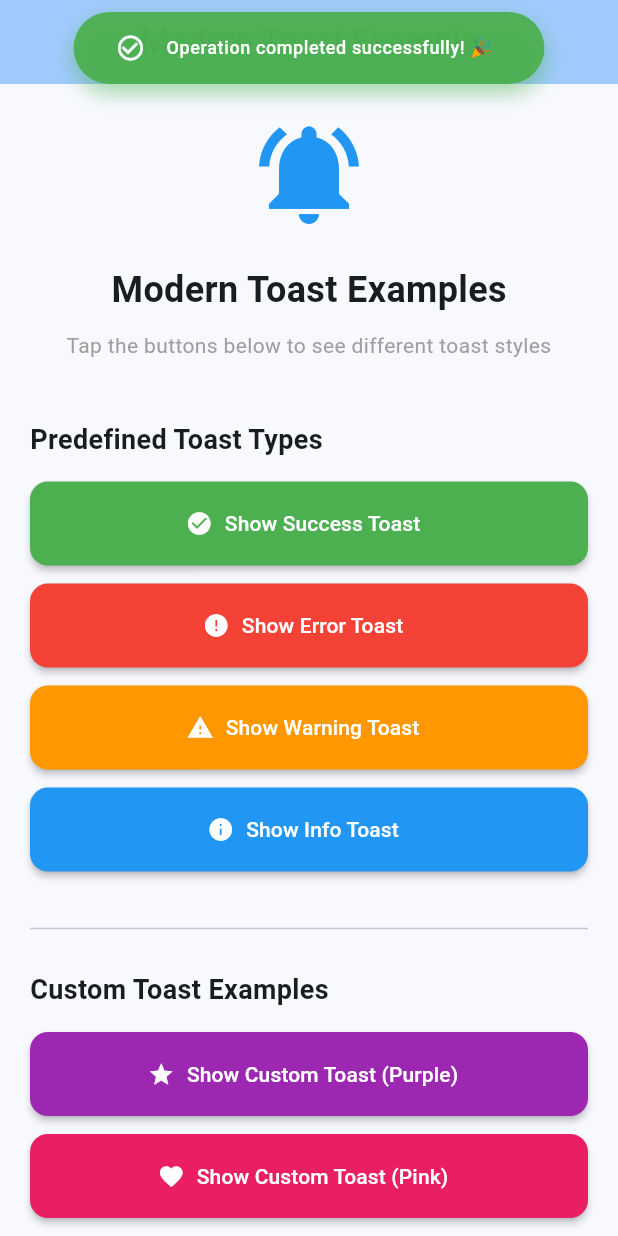
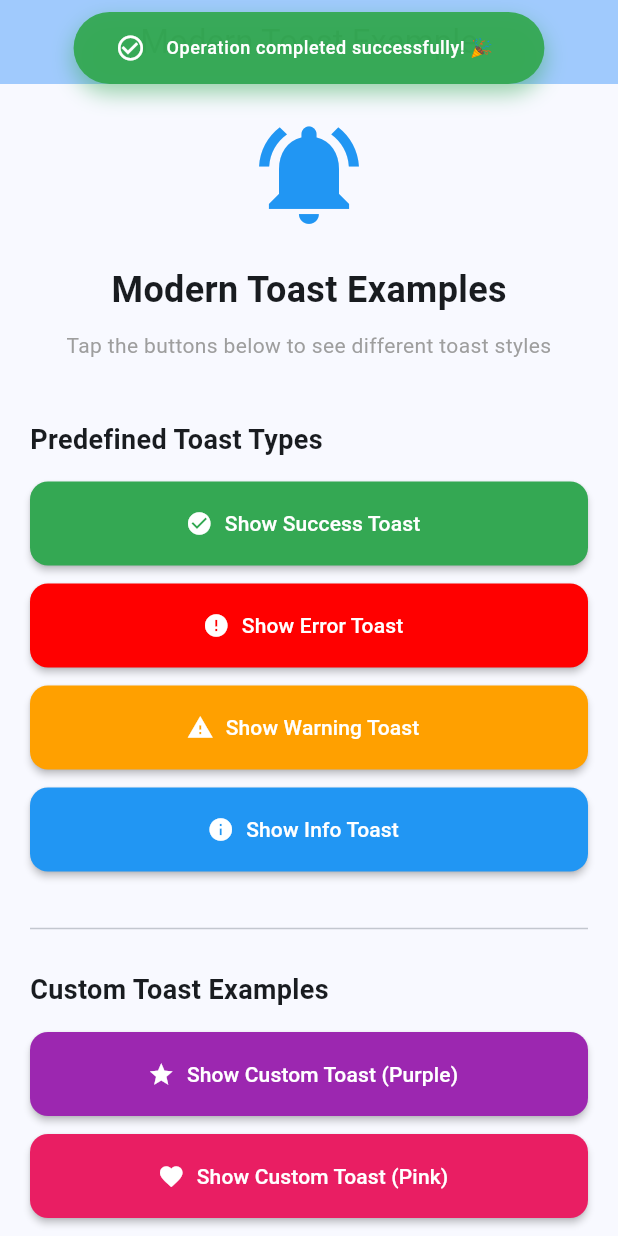
Before and after one commit to MAHMOUDELSAYED7/Modern-Toast, a Flutter app: the screen it shows after launch, after a tap on "Show Success Toast", on a phone screen of 412 x 824 dp. Run offline on Flutter 3.47's test engine with Material 3 defaults, Android fonts, the light colour scheme and no system bars; our stand-ins replace animate_do.

Commit message:
Rename TopSnackBar to TopToast - updated class name, file name, and references

```diff
--- a/lib/src/modern_toast_functions.dart
+++ b/lib/src/modern_toast_functions.dart
@@ -1,7 +1,7 @@
 import 'package:flutter/material.dart';
 
 import 'modern_toast_types.dart';
-import 'top_snackbar.dart';
+import 'top_toast.dart';
 
 /// Track the last snackbar time to prevent showing multiple toasts at once
 DateTime? _lastSnackBarTime;
@@ -61,7 +61,7 @@ void showModernToast(
   final overlay = Overlay.of(context);
   late final OverlayEntry overlayEntry;
   overlayEntry = OverlayEntry(
-    builder: (context) => TopSnackBar(
+    builder: (context) => TopToast(
       message: message,
       color: backgroundColor,
       icon: icon,
@@ -106,7 +106,7 @@ void showCustomToast(
   final overlay = Overlay.of(context);
   late final OverlayEntry overlayEntry;
   overlayEntry = OverlayEntry(
-    builder: (context) => TopSnackBar(
+    builder: (context) => TopToast(
       message: message ?? 'There was an error, please try again later!',
       color: color ?? ModernToastColors.info,
       icon: icon ?? Icons.error_outline,
--- a/lib/src/modern_toast_types.dart
+++ b/lib/src/modern_toast_types.dart
@@ -5,9 +5,9 @@ enum ModernToastType { success, error, warning, info }
 
 /// Default colors for different toast types
 class ModernToastColors {
-  static const Color success = Color(0xFF4CAF50);
-  static const Color error = Color(0xFFF44336);
-  static const Color warning = Color(0xFFFF9800);
+  static const Color success = Color(0xFF34A853);
+  static const Color error = Color(0xFFFF0000);
+  static const Color warning = Color(0xFFFFA000);
   static const Color info = Color(0xFF2196F3);
   static const Color white = Color(0xFFFFFFFF);
 }
--- a/lib/src/top_snackbar.dart
+++ b/lib/src/top_toast.dart
@@ -4,7 +4,7 @@ import 'package:flutter/material.dart';
 import 'modern_toast_types.dart';
 
 /// Internal widget that displays the actual toast notification
-class TopSnackBar extends StatefulWidget {
+class TopToast extends StatefulWidget {
   final String message;
   final Color color;
   final IconData icon;
@@ -13,7 +13,7 @@ class TopSnackBar extends StatefulWidget {
   final bool showIcon;
   final VoidCallback onRemove;
 
-  const TopSnackBar({
+  const TopToast({
     super.key,
     required this.message,
     required this.color,
@@ -25,10 +25,10 @@ class TopSnackBar extends StatefulWidget {
   });
 
   @override
-  State<TopSnackBar> createState() => _TopSnackBarState();
+  State<TopToast> createState() => _TopToastState();
 }
 
-class _TopSnackBarState extends State<TopSnackBar>
+class _TopToastState extends State<TopToast>
     with SingleTickerProviderStateMixin {
   late AnimationController _controller;
   late Animation<Offset> _animation;
```
Also changed, not shown: 2 other files.
